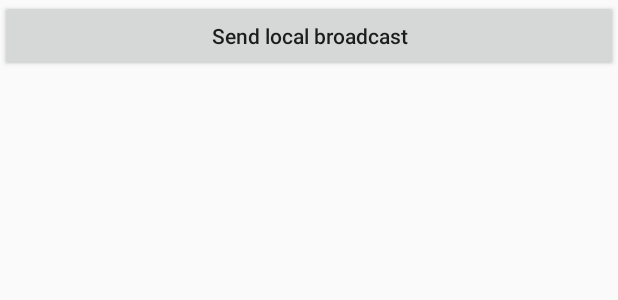
After one commit to jsflzhong/test2_noActivity, an Android app: the layout my_local_broadcast.xml on its own in the app's theme, with its tools: preview values and no code run, on a phone screen of 412 x 824 dp. The commit adds this screen. Shown: the top 300 px of the screen. Run offline under Robolectric (Android 15) with nearby library versions, the phone set to English and light mode, and no system bars.

Commit message:
Local broadcast

```diff
--- a/app/src/main/AndroidManifest.xml
+++ b/app/src/main/AndroidManifest.xml
@@ -13,13 +13,15 @@
         android:roundIcon="@mipmap/ic_launcher_round"
         android:supportsRtl="true"
         android:theme="@style/AppTheme">
-        <activity android:name=".layout.broadcast.sender.MyStandardSenderActivity"></activity>
+        <activity android:name=".layout.broadcast.sender.MyLocalBroadcastSenderActivity"></activity>
+        <activity android:name=".layout.broadcast.sender.MyStandardSenderActivity" />
 
         <receiver
             android:name=".layout.broadcast.receiver.MyStandardReceiver"
             android:enabled="true"
             android:exported="true">
             <intent-filter>
+
                 <!-- 该字符串,与com.jsflzhong.test2_noactivity.FirstActivity.loadButton31中定义的字符串一致就可以,不用单独创建这个类. -->
                 <action android:name="com.jsflzhong.test2.noactivity.MY_BROADCAST" />
             </intent-filter>
--- /dev/null
+++ b/app/src/main/res/layout/my_local_broadcast.xml
@@ -0,0 +1,14 @@
+<?xml version="1.0" encoding="utf-8"?>
+<LinearLayout xmlns:android="http://schemas.android.com/apk/res/android"
+    android:layout_width="match_parent"
+    android:layout_height="wrap_content">
+
+    <Button
+        android:id="@+id/button1"
+        android:layout_width="match_parent"
+        android:layout_height="wrap_content"
+        android:text="Send local broadcast"
+        android:textAllCaps="false"
+        />
+
+</LinearLayout>
```
Also changed, not shown: app/src/main/java/com/jsflzhong/test2_noactivity/FirstActivity.java (+13 -0 lines), app/src/main/java/com/jsflzhong/test2_noactivity/layout/broadcast/receiver/MyLocalReceiver.java (added, +21 -0 lines), app/src/main/java/com/jsflzhong/test2_noactivity/layout/broadcast/sender/MyLocalBroadcastSenderActivity.java (added, +56 -0 lines), app/src/main/res/layout/first_layout.xml (+7 -1 lines).
